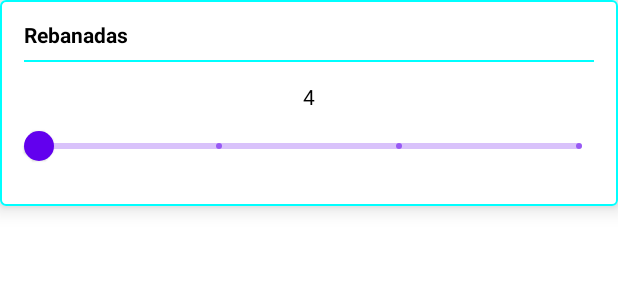
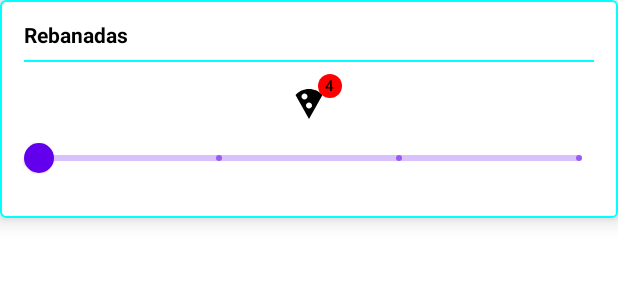
Before and after one commit to pereyrarg11/Compose-Components, an Android app built with Jetpack Compose: the @Preview function SlicesPreview, on a phone screen of 412 x 824 dp. Shown: the top 300 px of the screen. Run offline under Robolectric (Android 15) with nearby library versions, the phone set to English and light mode, and no system bars.

Commit message:
chore: example of badge box

```diff
--- a/app/src/main/java/com/pereyrarg11/composecomponents/ui/views/MainActivity.kt
+++ b/app/src/main/java/com/pereyrarg11/composecomponents/ui/views/MainActivity.kt
@@ -38,6 +38,9 @@ import com.pereyrarg11.composecomponents.ui.views.slices.SlicesFormGroup
 import com.pereyrarg11.composecomponents.ui.views.species.AnimalSpecieFormGroup
 import com.pereyrarg11.composecomponents.ui.views.species.buildAnimalSpecieOptions
 
+/**
+ * Components documentation: https://developer.android.com/reference/kotlin/androidx/compose/material/package-summary
+ */
 class MainActivity : ComponentActivity() {
     override fun onCreate(savedInstanceState: Bundle?) {
         super.onCreate(savedInstanceState)
--- a/app/src/main/java/com/pereyrarg11/composecomponents/ui/views/slices/slices_layout.kt
+++ b/app/src/main/java/com/pereyrarg11/composecomponents/ui/views/slices/slices_layout.kt
@@ -1,14 +1,16 @@
 package com.pereyrarg11.composecomponents.ui.views.slices
 
 import androidx.compose.foundation.layout.Column
-import androidx.compose.material.Slider
-import androidx.compose.material.Text
+import androidx.compose.material.*
+import androidx.compose.material.icons.Icons
+import androidx.compose.material.icons.filled.LocalPizza
 import androidx.compose.runtime.Composable
 import androidx.compose.runtime.getValue
 import androidx.compose.runtime.mutableStateOf
 import androidx.compose.runtime.saveable.rememberSaveable
 import androidx.compose.runtime.setValue
 import androidx.compose.ui.Alignment
+import androidx.compose.ui.graphics.Color
 import androidx.compose.ui.tooling.preview.Preview
 import com.pereyrarg11.composecomponents.ui.views.form.group.FormGroupLayout
 
@@ -21,7 +23,10 @@ fun SlicesFormGroup(
 ) {
     FormGroupLayout(label = "Rebanadas") {
         Column(horizontalAlignment = Alignment.CenterHorizontally) {
-            Text(text = sliceCount.toString())
+            BadgedBox(badge = { Badge(backgroundColor = Color.Red) { Text(text = sliceCount.toString()) } }) {
+                //more icons: https://fonts.google.com/icons
+                Icon(imageVector = Icons.Filled.LocalPizza, "Rebanadas")
+            }
             Slider(
                 // https://developer.android.com/reference/kotlin/androidx/compose/material/package-summary#Slider(kotlin.Float,kotlin.Function1,androidx.compose.ui.Modifier,kotlin.Boolean,kotlin.ranges.ClosedFloatingPointRange,kotlin.Int,kotlin.Function0,androidx.compose.foundation.interaction.MutableInteractionSource,androidx.compose.material.SliderColors)
                 value = sliderValue,
```
